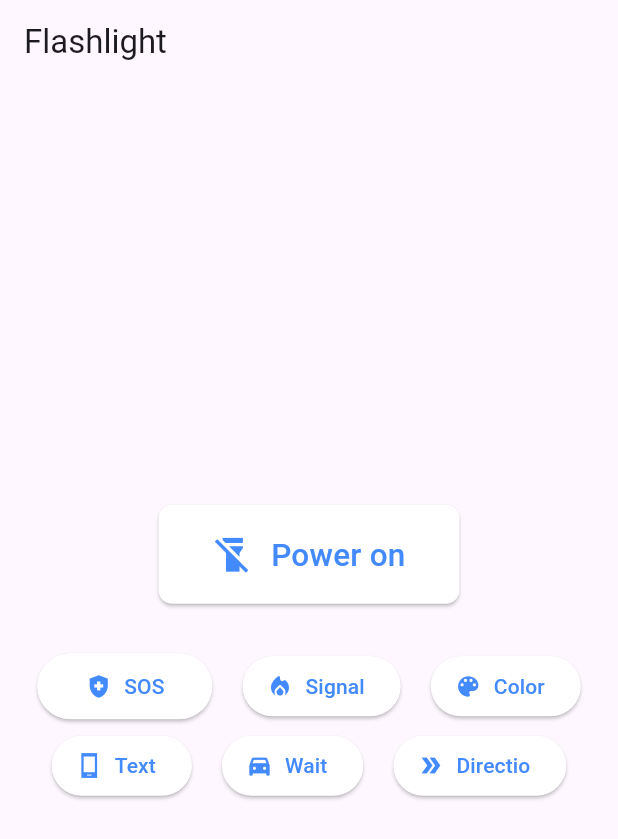
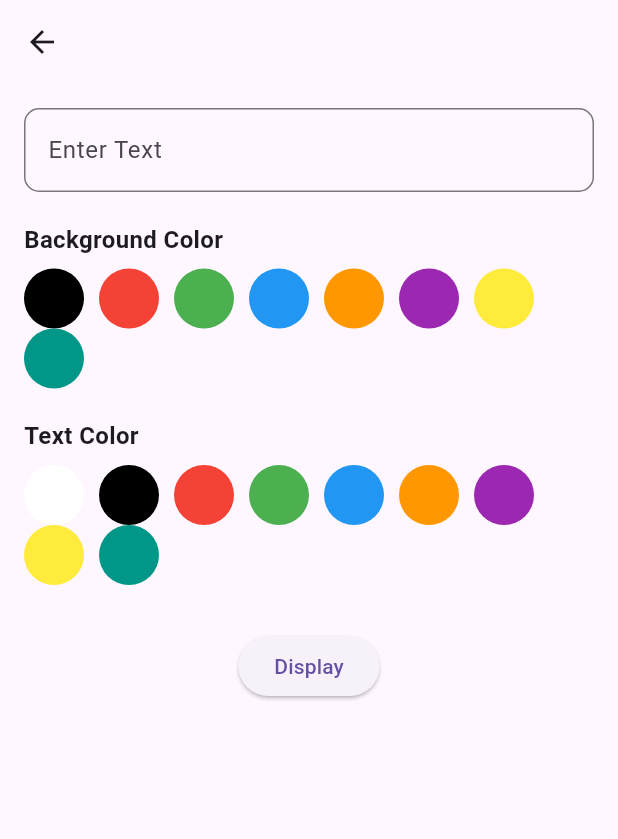
Before and after one commit to shakilmahmud10/torch_magic, a Flutter app: the screen it shows after launch, after a tap on "Text", on a phone screen of 412 x 824 dp. Shown: the top 839 px of the screen. Run offline on Flutter 3.47's test engine with Material 3 defaults, Android fonts, the phone set to English and light mode, and no system bars; missing offline and left inert: torch_light.

Commit message:
Text page must update

```diff
--- a/lib/main.dart
+++ b/lib/main.dart
@@ -3,6 +3,7 @@ import 'package:torch_light/torch_light.dart';
 import 'package:torch_magic/pages/ColorsPage.dart';
 import 'package:torch_magic/pages/DirectionPage.dart';
 import 'package:torch_magic/pages/PoliceSignal.dart';
+import 'package:torch_magic/pages/TextPage.dart';
 import 'package:torch_magic/pages/Wait.dart';
 
 void main() => runApp(MyApp());
@@ -171,7 +172,9 @@ class _FlashLightState extends State<FlashLight> {
               mainAxisAlignment: MainAxisAlignment.center,
               children: [
                 ElevatedButton.icon(
-                    onPressed: (){},
+                    onPressed: (){
+                      Navigator.push(context,MaterialPageRoute(builder: (context) =>TextPage()));
+                    },
                     style: ElevatedButton.styleFrom(
                       foregroundColor: Colors.blueAccent,
                       backgroundColor: Colors.white,
@@ -203,7 +206,7 @@ class _FlashLightState extends State<FlashLight> {
                       backgroundColor: Colors.white,
                     ),
                     icon: Icon(Icons.double_arrow_outlined),
-                    label: Text("Directio")
+                    label: Text("Direction")
                 ),
               ],
             )
--- /dev/null
+++ b/lib/pages/TextPage.dart
@@ -0,0 +1,121 @@
+import 'package:flutter/material.dart';
+import 'package:torch_magic/pages/TextDisplayPage.dart';
+
+class TextPage extends StatefulWidget {
+  const TextPage({super.key});
+
+  @override
+  State<TextPage> createState() => _TextPageState();
+}
+
+class _TextPageState extends State<TextPage> {
+
+  final TextEditingController _controller = TextEditingController();
+  Color? selectedBgColor;
+  Color? selectedTextColor;
+  String? displayText;
+
+  final List<Color> bgColors = [
+    Colors.black,
+    Colors.red,
+    Colors.green,
+    Colors.blue,
+    Colors.orange,
+    Colors.purple,
+    Colors.yellow,
+    Colors.teal,
+  ];
+  final List<Color> textColors = [
+    Colors.white,
+    Colors.black,
+    Colors.red,
+    Colors.green,
+    Colors.blue,
+    Colors.orange,
+    Colors.purple,
+    Colors.yellow,
+    Colors.teal,
+  ];
+
+  void goToDisplayPage (){
+    if (_controller.text.isNotEmpty && selectedBgColor != null && selectedTextColor != null){
+      Navigator.push(
+        context,
+        MaterialPageRoute(
+          builder: (_) => TextDisplayPage(
+              displayText : _controller.text,
+              bgColor : selectedBgColor!,
+              textColor : selectedTextColor!
+          ),
+        ),
+      );
+    } else {
+      return;
+    }
+
+  }
+
+
+  Widget buildColorSelector(String label, List<Color> colors, Color? selected, Function(Color)onSelect){
+    return Column(
+      crossAxisAlignment:  CrossAxisAlignment.start,
+      children: [
+        Text(label, style: const TextStyle(fontSize: 16, fontWeight: FontWeight.bold)),
+        const SizedBox(height: 8),
+        Wrap(
+          spacing: 10,
+          children: colors.map(
+              (Color) => GestureDetector(
+                onTap: () => setState(() => onSelect(Color)),
+                child: CircleAvatar(
+                  backgroundColor: Color,
+                  radius: 20,
+                  child: selected == Color? const Icon(Icons.check, color: Colors.white): null,
+                ),
+              )
+          )
+           .toList(),
+        )
+      ],
+    );
+  }
+
+
+
+  @override
+  Widget build(BuildContext context) {
+    return Scaffold(
+      appBar: AppBar(title: Text(''),),
+      body: Padding(
+        padding: const EdgeInsets.all(16),
+        child: Column(
+          crossAxisAlignment: CrossAxisAlignment.start,
+          // mainAxisAlignment: MainAxisAlignment.center,
+          children: [
+            TextField(
+              controller: _controller,
+              decoration: InputDecoration(
+                labelText: 'Enter Text',
+                border: OutlineInputBorder(
+                  borderRadius: BorderRadius.all(Radius.circular(10)),
+                ),
+              ),
+            ),
+            SizedBox(height: 20),
+            buildColorSelector("Background Color", bgColors, selectedBgColor, (c) => selectedBgColor = c),
+            SizedBox(height: 20),
+            buildColorSelector("Text Color", textColors, selectedTextColor, (c) => selectedTextColor = c),
+            SizedBox(height: 30),
+            Center(
+              child: ElevatedButton(
+                  onPressed: goToDisplayPage,
+                  child: Text("Display"),
+              ),
+            )
+
+          ],
+        ),
+      ),
+    );
+  }
+}
```
Also changed, not shown: lib/pages/TextDisplayPage.dart (added, +42 -0 lines).
